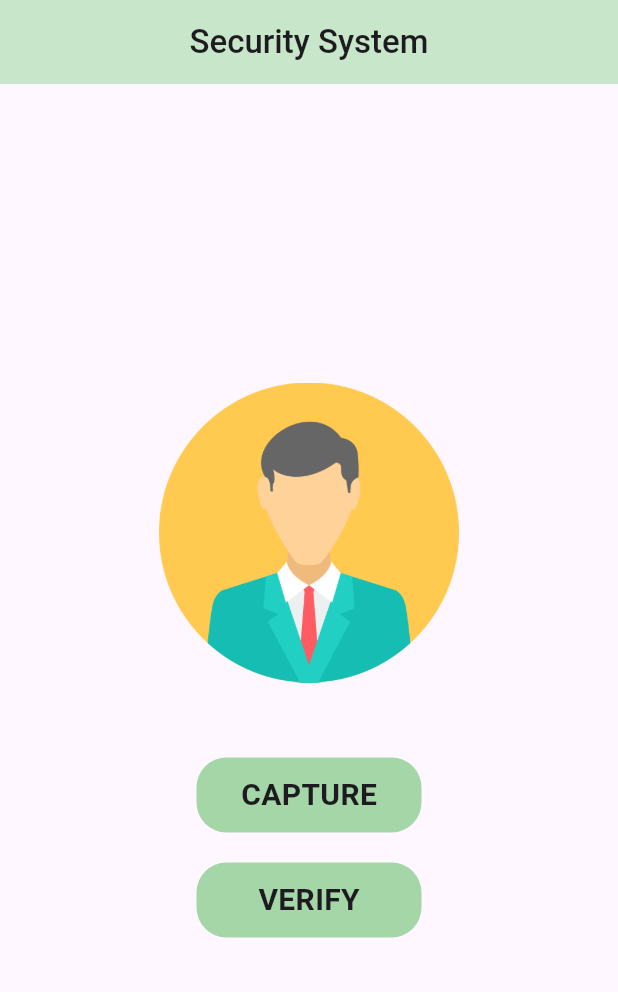
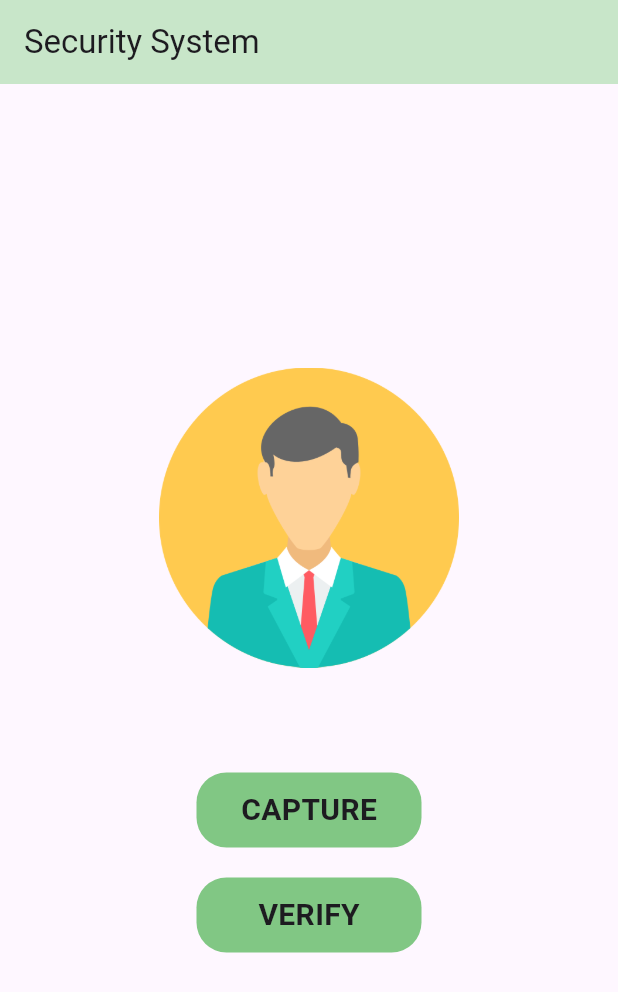
Before and after one commit to amritsharma01/homesecurity, a Flutter app: the screen it shows after launch, on a phone screen of 412 x 824 dp. Shown: the top 992 px of the screen. Run offline on Flutter 3.47's test engine with Material 3 defaults, Android fonts, the phone set to English and light mode, and no system bars; our stand-ins replace image_cropper, image_picker.

Commit message:
fixed fronted

```diff
--- a/app/lib/pages/homepage.dart
+++ b/app/lib/pages/homepage.dart
@@ -1,14 +1,15 @@
+import 'dart:convert';
 import 'dart:io';
+import 'package:http/http.dart' as http;
 import 'package:path/path.dart' as Path;
 import 'package:flutter/material.dart';
 import 'package:flutter/services.dart';
 import 'package:image_cropper/image_cropper.dart';
 import 'package:image_picker/image_picker.dart';
 import 'package:path_provider/path_provider.dart';
-import 'package:http' as http;
 
 class HomePage extends StatefulWidget {
-  const HomePage({super.key});
+  const HomePage({Key? key}) : super(key: key);
 
   @override
   State<HomePage> createState() => _HomePageState();
@@ -17,27 +18,30 @@ class HomePage extends StatefulWidget {
 class _HomePageState extends State<HomePage> {
   File? _image;
   String? img;
+  String? receivedName;
+
   Future getImage(ImageSource source) async {
     try {
       final image = await ImagePicker().pickImage(source: source);
       if (image == null) {
         return;
       } else {
-        // final imageTemporary = File(image.path);
         final cropimage = await cropImage(image.path);
         final finalImage = await saveFilePermanently(cropimage!);
-
         setState(() {
           this._image = finalImage;
           img = finalImage.path;
+          receivedName = null; // Reset received name when new image is selected
         });
+
+        // Send the image to the server
       }
     } on PlatformException catch (e) {
       print(e);
     }
   }
 
-  Future<String?> cropImage(imageFile) async {
+  Future<String?> cropImage(String imageFile) async {
     CroppedFile? croppedImage = await ImageCropper().cropImage(
         sourcePath: imageFile,
         aspectRatio: const CropAspectRatio(ratioX: 1, ratioY: 1));
@@ -84,11 +88,7 @@ class _HomePageState extends State<HomePage> {
   Widget build(BuildContext context) {
     return Scaffold(
       appBar: AppBar(
-        title: const Center(
-            child: Text(
-          "Security System",
-          style: TextStyle(fontWeight: FontWeight.w500),
-        )),
+        title: const Text("Security System"),
         backgroundColor: Colors.green.shade100,
       ),
       body: Column(
@@ -104,6 +104,10 @@ class _HomePageState extends State<HomePage> {
                 : Image.asset("lib/assets/man.png"),
           ),
           const SizedBox(
+            height: 20,
+          ),
+          if (receivedName != null) Text('Name: $receivedName'),
+          const SizedBox(
             height: 50,
           ),
           Center(
@@ -115,7 +119,7 @@ class _HomePageState extends State<HomePage> {
                 height: 50,
                 width: 150,
                 decoration: BoxDecoration(
-                  color: Colors.green.shade200,
+                  color: Colors.green.shade300,
                   borderRadius: BorderRadius.circular(20),
                 ),
                 child: const Center(
@@ -131,14 +135,14 @@ class _HomePageState extends State<HomePage> {
           ),
           Center(
             child: GestureDetector(
-              onTap: () {
-                getImage(ImageSource.camera);
-              },
+              onTap: _image != null
+                  ? () => sendImageToServer(_image!)
+                  : null, // Only allow onTap if image is selected
               child: Container(
                 height: 50,
                 width: 150,
                 decoration: BoxDecoration(
-                  color: Colors.green.shade200,
+                  color: Colors.green.shade300,
                   borderRadius: BorderRadius.circular(20),
                 ),
                 child: const Center(
```
Also changed, not shown: app/pubspec.lock.
